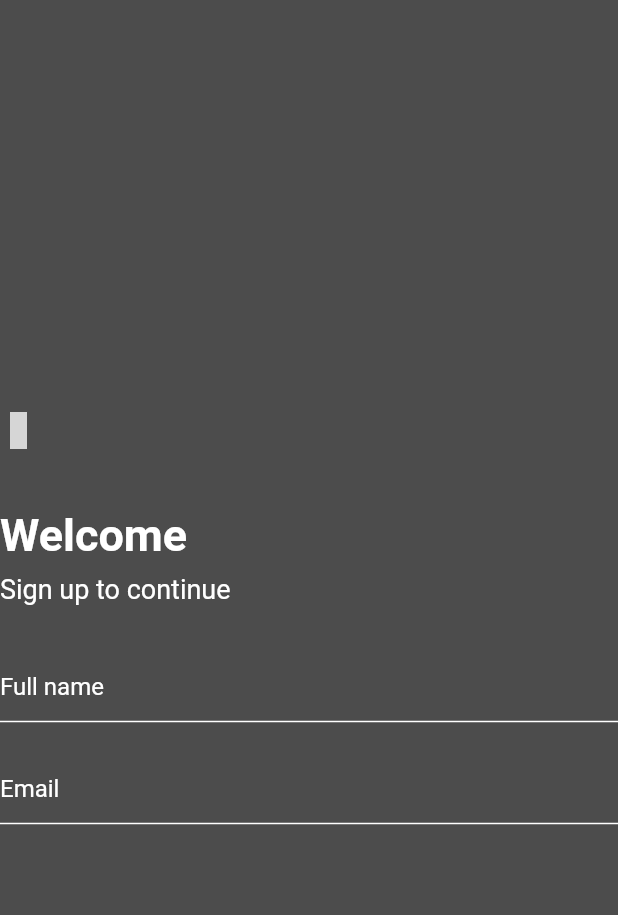
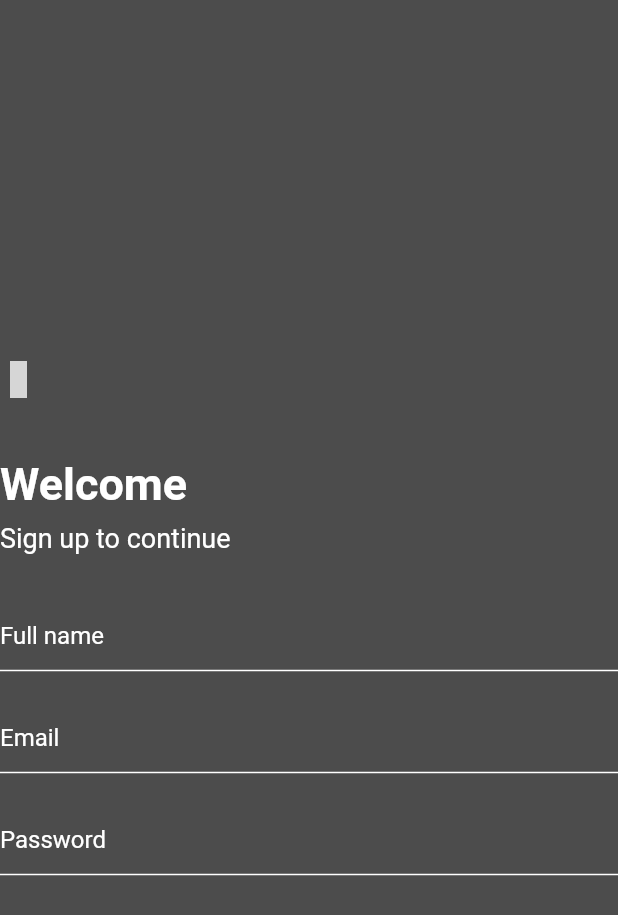
Before and after one commit to Devsaci/grocery_app_hadi_v2, a Flutter app: the RegisterScreen screen opened by its route, on a phone screen of 412 x 824 dp. Shown: the top 915 px of the screen. Run offline on Flutter 3.47's test engine with Material 2 defaults, Android fonts, the phone set to English and light mode, and no system bars; drawn by our look-alikes of card_swiper; our stand-ins replace fancy_shimmer_image, flutter_iconly, shared_preferences; accounts and stored records are empty; grey boxes are pictures that could not be loaded.

Commit message:
TextFormField  Password  decoration

```diff
--- a/lib/screens/auth/register.dart
+++ b/lib/screens/auth/register.dart
@@ -111,6 +111,7 @@ class _RegisterScreenState extends State<RegisterScreen> {
                       ),
                     ),
                     const SizedBox(height: 20),
+                    // email
                     TextFormField(
                       focusNode: _emailFocusNode,
                       textInputAction: TextInputAction.next,
@@ -140,6 +141,26 @@ class _RegisterScreenState extends State<RegisterScreen> {
                         ),
                       ),
                     ),
+                    const SizedBox(height: 20),
+                    //Password
+                    TextFormField(
+                      style: const TextStyle(color: Colors.white),
+                      onEditingComplete: () =>
+                          FocusScope.of(context).requestFocus(),
+                      decoration: const InputDecoration(
+                        hintText: 'Password',
+                        hintStyle: TextStyle(color: Colors.white),
+                        enabledBorder: UnderlineInputBorder(
+                          borderSide: BorderSide(color: Colors.white),
+                        ),
+                        focusedBorder: UnderlineInputBorder(
+                          borderSide: BorderSide(color: Colors.white),
+                        ),
+                        errorBorder: UnderlineInputBorder(
+                          borderSide: BorderSide(color: Colors.red),
+                        ),
+                      ),
+                    ),
                   ],
                 ),
               ),
```
